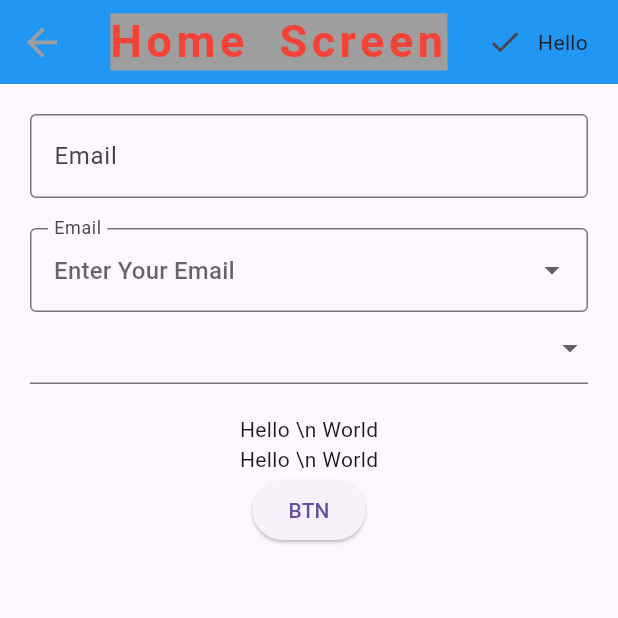
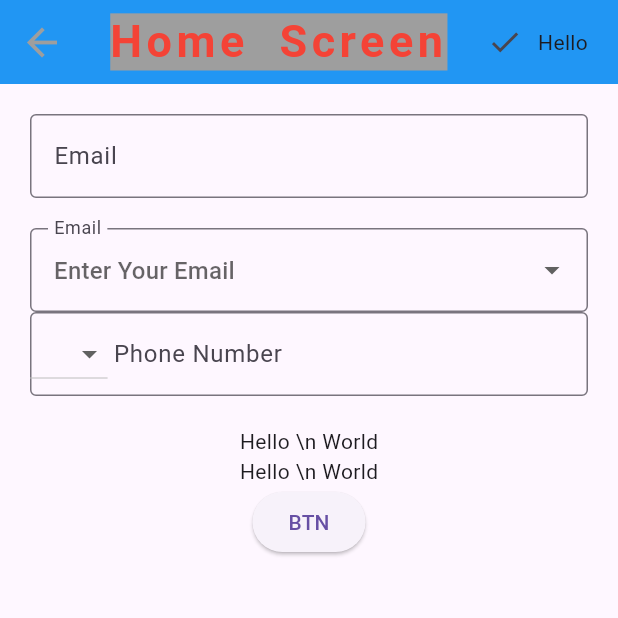
Before and after one commit to a-saber/nti7_flutter, a Flutter app: the screen it shows after launch, on a phone screen of 412 x 824 dp, the top half of it. Run offline on Flutter 3.47's test engine with Material 3 defaults, Android fonts, the phone set to English and light mode, and no system bars.

Commit message:
drop down task 01

```diff
--- a/lib/main.dart
+++ b/lib/main.dart
@@ -17,11 +17,41 @@ class MyApp extends StatelessWidget {
     return MaterialApp(debugShowCheckedModeBanner: false, home: HomeScreen());
   }
 }
+class CountryModel {
+  int id;
+  int phoneCode;
+  String name;
 
+  CountryModel({
+    required this.id,
+    required this.phoneCode,
+    required this.name
+});
+}
 class HomeScreen extends StatelessWidget {
   TextEditingController controller = TextEditingController();
+  var phoneController = TextEditingController();
   var formKey = GlobalKey<FormState>();
-  List<String> countries = ['Egypt', 'KSA', 'USA', 'UAE', 'Jordan'];
+  // List<String> countries = ['Egypt', 'KSA', 'USA', 'UAE', 'Jordan'];
+  List<CountryModel> countries = [
+    CountryModel(id: 1, phoneCode: 20, name: 'Egypt'),
+    CountryModel(id: 2, phoneCode: 966, name: 'KSA'),
+    CountryModel(id: 3, phoneCode: 1, name: 'USA'),
+  ];
+  /*
+  Country Model
+  - id
+  - name
+  - phoneCode
+
+  [
+    CountryModel(id: 1, name: 'Egypt', phoneCode: 20),
+    CountryModel(id: 2, name: 'KSA', phoneCode: 966),
+  ]
+
+  design : PhoneCode + CountryName
+  value: id
+   */
   List<String> names = ['Ahmed', 'Mohamed', 'Sayed', 'Ahmed', 'Mohamed'];
 
   @override
@@ -149,13 +179,28 @@ class HomeScreen extends StatelessWidget {
                 ),
               ),
 
-              DropdownButtonFormField<String>(
-                items: countries.map((String oldElement)=>
-                    DropdownMenuItem(value: oldElement,child: Text(oldElement),)
-                ).toList(),
-                  onChanged: (value){
-                  print(value);
-                  }),
+
+
+              TextFormField(
+                controller: phoneController,
+                decoration: InputDecoration(
+                  labelText: 'Phone Number',
+                  border: OutlineInputBorder(),
+                  prefixIcon: DropdownButton<CountryModel>(
+                      // decoration: InputDecoration(
+                      //   labelText: 'Code',
+                      // ),
+                      items: countries.map((CountryModel oldElement)=>
+                          DropdownMenuItem(value: oldElement,
+                            child: Text('${oldElement.phoneCode}'),)
+                      ).toList(),
+                      onChanged: (value){
+                        print(value?.id);
+                        print('+${value?.phoneCode} ${phoneController.text}');
+                      }),
+                  // suffixIcon: Icon(Icons.check),
+                ),
+              ),
 
               SizedBox(height: 20),
               GestureDetector(onTap: () {}, child: Text(r'Hello \n World')),
@@ -169,6 +214,7 @@ class HomeScreen extends StatelessWidget {
                     print('Validated true');
                     print(controller.text);
                   }
+                  // print('${}')
                 },
                 child: Text('BTN'),
               ),
```
